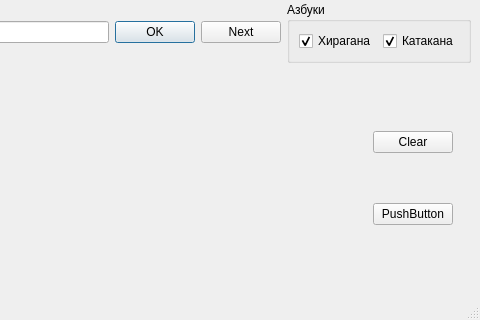
First picture: the form in kana.ui, repository Kracav4ik/kana, before the edit; both pictures show x 93 to 573 and y 202 to 522 of the 573 by 522 pixel window.
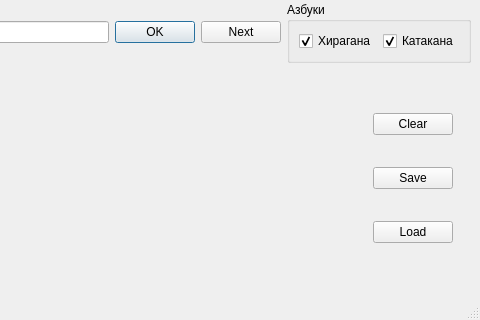
Second picture: the form after the edit. Custom widgets are drawn as their Qt base class.

Commit message: Кана: заглушка save/load

```diff
--- a/kana.ui
+++ b/kana.ui
@@ -412,7 +412,14 @@
           <item>
            <widget class="QPushButton" name="pushButton_2">
             <property name="text">
-             <string>PushButton</string>
+             <string>Save</string>
+            </property>
+           </widget>
+          </item>
+          <item>
+           <widget class="QPushButton" name="loadButton">
+            <property name="text">
+             <string>Load</string>
             </property>
            </widget>
           </item>
```
Left out of the diff: 2 changed lines with no effect on the pictures. The commit also changes 2 other files.
